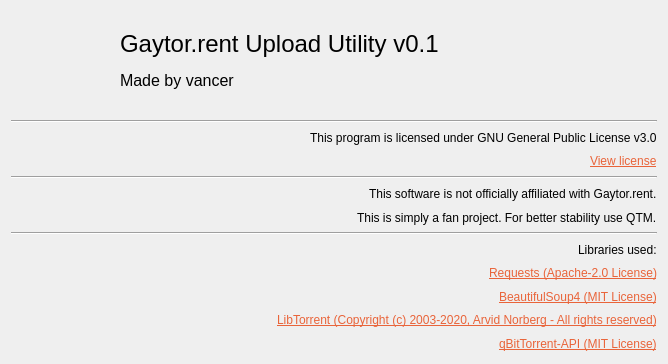
This is src/ui/about.ui in vancer0/guu as Qt 5 draws it before an edit. The edited form follows.
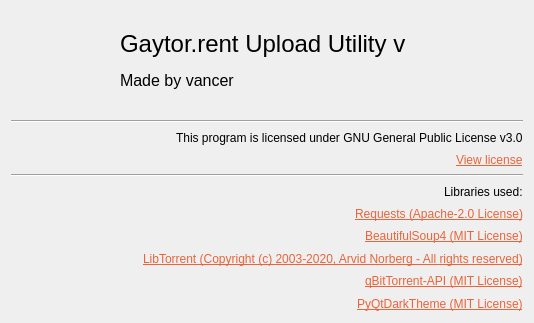
This is the edited form. Icons and pictures are not drawn.

Commit message: Major code cleanup & Themes

What changed in the file:
```diff
--- a/src/ui/about.ui
+++ b/src/ui/about.ui
@@ -6,14 +6,14 @@
    <rect>
     <x>0</x>
     <y>0</y>
-    <width>668</width>
-    <height>364</height>
+    <width>534</width>
+    <height>323</height>
    </rect>
   </property>
   <property name="maximumSize">
    <size>
-    <width>16777215</width>
-    <height>16777215</height>
+    <width>685</width>
+    <height>372</height>
    </size>
   </property>
   <property name="windowTitle">
@@ -58,7 +58,7 @@
          <item>
           <widget class="QLabel" name="label">
            <property name="text">
-            <string>&lt;html&gt;&lt;head/&gt;&lt;body&gt;&lt;p&gt;&lt;span style=&quot; font-size:18pt;&quot;&gt;Gaytor.rent Upload Utility v0.1&lt;/span&gt;&lt;/p&gt;&lt;/body&gt;&lt;/html&gt;</string>
+            <string>&lt;html&gt;&lt;head/&gt;&lt;body&gt;&lt;p&gt;&lt;span style=&quot; font-size:18pt;&quot;&gt;Gaytor.rent Upload Utility v&lt;/span&gt;&lt;/p&gt;&lt;/body&gt;&lt;/html&gt;</string>
            </property>
           </widget>
          </item>
@@ -102,27 +102,6 @@
      </property>
     </widget>
    </item>
-   <item>
-    <widget class="Line" name="line_3">
-     <property name="orientation">
-      <enum>Qt::Horizontal</enum>
-     </property>
-    </widget>
-   </item>
-   <item alignment="Qt::AlignRight">
-    <widget class="QLabel" name="label_5">
-     <property name="text">
-      <string>This software is not officially affiliated with Gaytor.rent.</string>
-     </property>
-    </widget>
-   </item>
-   <item alignment="Qt::AlignRight">
-    <widget class="QLabel" name="label_6">
-     <property name="text">
-      <string>This is simply a fan project. For better stability use QTM.</string>
-     </property>
-    </widget>
-   </item>
    <item>
     <widget class="Line" name="line_2">
      <property name="orientation">
@@ -165,6 +144,13 @@
      </property>
     </widget>
    </item>
+   <item alignment="Qt::AlignRight">
+    <widget class="QLabel" name="label_5">
+     <property name="text">
+      <string>&lt;html&gt;&lt;head/&gt;&lt;body&gt;&lt;p&gt;&lt;a href=&quot;https://github.com/5yutan5/PyQtDarkTheme&quot;&gt;&lt;span style=&quot; text-decoration: underline; color:#e9643a;&quot;&gt;PyQtDarkTheme (MIT License)&lt;/span&gt;&lt;/a&gt;&lt;/p&gt;&lt;/body&gt;&lt;/html&gt;</string>
+     </property>
+    </widget>
+   </item>
   </layout>
  </widget>
  <resources>
```
The commit also changes 15 other files.
